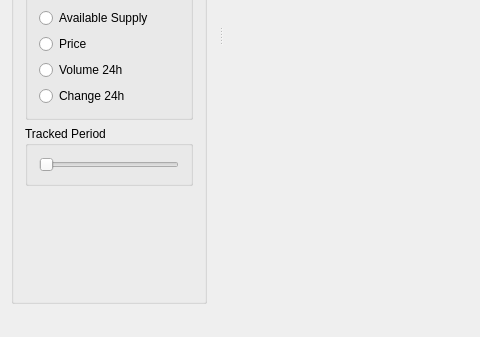
Before: the Qt Designer form mainwindow.ui in qtuancr261/CryptocurrencyVisualization, drawn with Qt 5; both pictures show x 0 to 480 and y 281 to 618 of the 1161 by 618 pixel window.
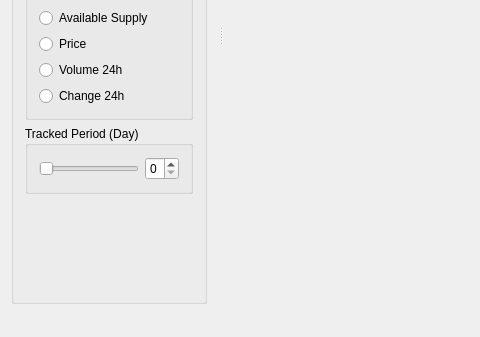
After: the same form once the commit is applied. Icons and pictures are not drawn.

```diff
--- a/mainwindow.ui
+++ b/mainwindow.ui
@@ -174,16 +174,26 @@
         <item>
          <widget class="QGroupBox" name="groupBox_2">
           <property name="title">
-           <string>Tracked Period</string>
+           <string>Tracked Period (Day)</string>
           </property>
-          <layout class="QVBoxLayout" name="verticalLayout_6">
+          <layout class="QHBoxLayout" name="horizontalLayout_2">
            <item>
-            <widget class="QSlider" name="horizontalSliderPeriod">
+            <widget class="QSlider" name="sliderPeriod">
+             <property name="maximum">
+              <number>7</number>
+             </property>
              <property name="orientation">
               <enum>Qt::Horizontal</enum>
              </property>
             </widget>
            </item>
+           <item>
+            <widget class="QSpinBox" name="spinBoxPeriod">
+             <property name="maximum">
+              <number>7</number>
+             </property>
+            </widget>
+           </item>
           </layout>
          </widget>
         </item>
```
Left out of the diff: 35 changed lines with no effect on the pictures.
